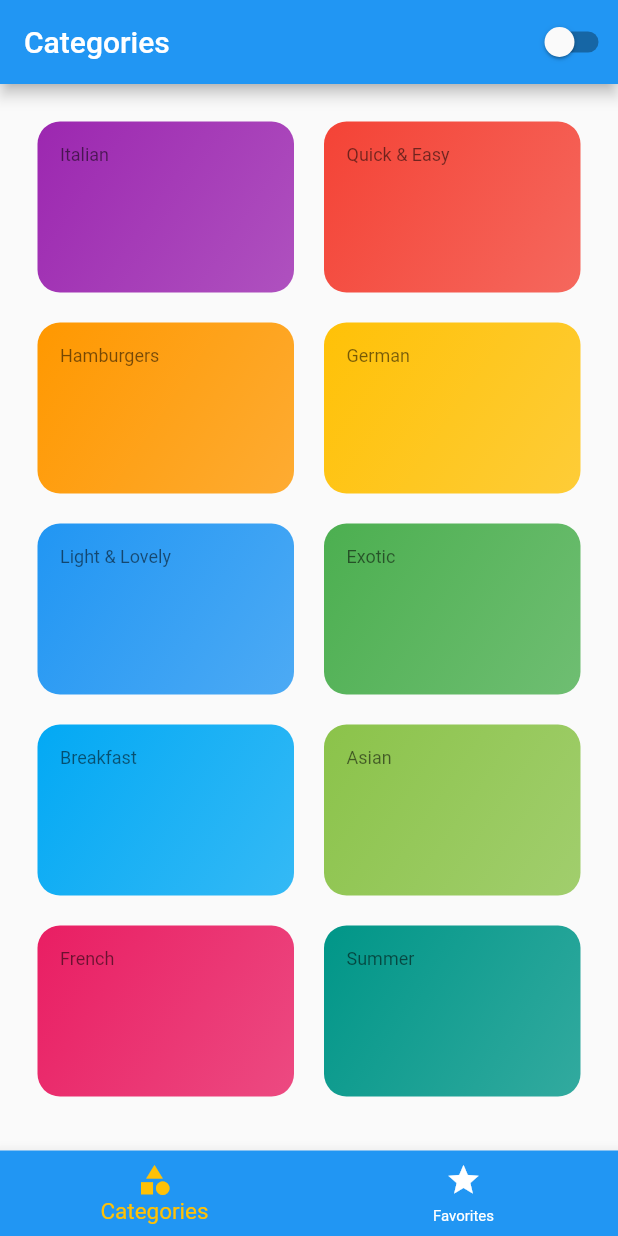
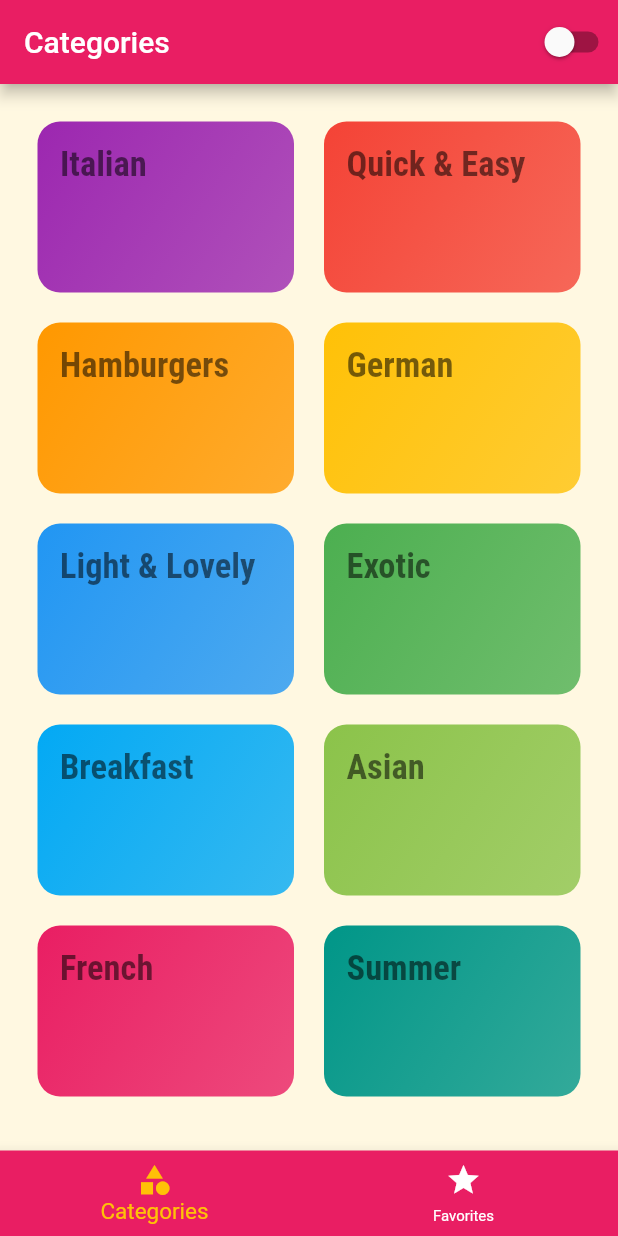
Before and after one commit to amjadhck/my_food, a Flutter app: the screen it shows after launch, on a phone screen of 412 x 824 dp. Run offline on Flutter 3.47's test engine with Material 2 defaults, Android fonts, the phone set to English and light mode, and no system bars.

Commit message:
small edits in theme

```diff
--- a/lib/screens/tabs_screen.dart
+++ b/lib/screens/tabs_screen.dart
@@ -33,7 +33,7 @@ class _TabsScreenState extends State<TabsScreen> {
       appBar: AppBar(
         title: Text(_pages[_selectedPageIndex]['title']),
         actions: [
-          Switch(
+          Switch.adaptive(
             value: _value,
             onChanged: (newValue) {
               setState(() {
--- a/lib/theme/theme_constats.dart
+++ b/lib/theme/theme_constats.dart
@@ -1,4 +1,47 @@
+import 'package:flutter/cupertino.dart';
 import 'package:flutter/material.dart';
 
-ThemeData lightTheme = ThemeData(brightness: Brightness.light);
-ThemeData darkTheme = ThemeData(brightness: Brightness.dark);
+ThemeData lightTheme = ThemeData(
+  scaffoldBackgroundColor: Colors.amber.shade50,
+  primaryColor: Colors.pink,
+  appBarTheme: const AppBarTheme(color: Colors.pink),
+  brightness: Brightness.light,
+  textTheme: ThemeData.light().textTheme.copyWith(
+        bodyText1: const TextStyle(
+          color: Colors.white,
+          // color: Color.fromRGBO(20, 51, 51, 1),
+        ),
+        bodyText2: const TextStyle(
+          color: Color.fromRGBO(20, 51, 51, 1),
+        ),
+        caption: const TextStyle(
+          fontSize: 23,
+          fontFamily: 'RobotoCondensed',
+          fontWeight: FontWeight.bold,
+        ),
+      ),
+);
+ThemeData darkTheme = ThemeData(
+  brightness: Brightness.dark,
+  textTheme: ThemeData.dark().textTheme.copyWith(
+        bodyText1: const TextStyle(
+          color: Colors.white,
+          // color: Color.fromRGBO(20, 51, 51, 1),
+        ),
+        bodyText2: const TextStyle(
+          color: Color.fromRGBO(20, 51, 51, 1),
+        ),
+        caption: const TextStyle(
+          fontSize: 23,
+          fontFamily: 'RobotoCondensed',
+          fontWeight: FontWeight.bold,
+        ),
+      ),
+  switchTheme: SwitchThemeData(
+    thumbColor: MaterialStateProperty.all<Color>(Colors.white),
+    trackColor: MaterialStateProperty.all<Color>(Colors.grey),
+  ),
+  cupertinoOverrideTheme: const NoDefaultCupertinoThemeData(
+    scaffoldBackgroundColor: Colors.grey,
+  ),
+);
```
Also changed, not shown: lib/main.dart (+0 -26 lines).
